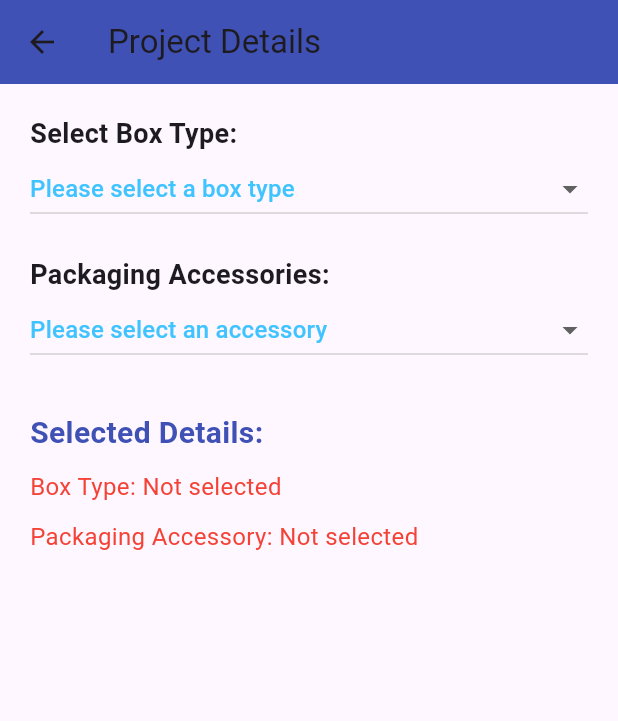
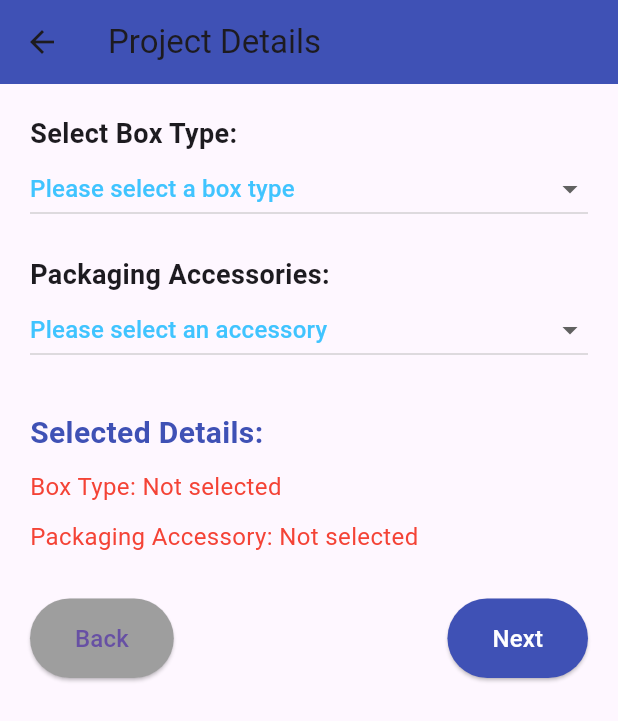
Before and after one commit to krishmehta21/costingapp, a Flutter app: the ProjectDetails screen opened by its route, on a phone screen of 412 x 824 dp. Shown: the top 721 px of the screen. Run offline on Flutter 3.47's test engine with Material 3 defaults, Android fonts, the phone set to English and light mode, and no system bars.

Commit message:
made navigation buttons

```diff
--- a/lib/pages/projectdetails.page.dart
+++ b/lib/pages/projectdetails.page.dart
@@ -35,6 +35,12 @@ class _ProjectDetailsState extends State<ProjectDetails> {
       appBar: AppBar(
         title: Text('Project Details'),
         backgroundColor: Colors.indigo,
+        leading: IconButton(
+          icon: Icon(Icons.arrow_back),
+          onPressed: () {
+            Navigator.pop(context); // Go back to the previous page
+          },
+        ),
       ),
       body: Padding(
         padding: const EdgeInsets.all(20.0),
@@ -135,6 +141,40 @@ class _ProjectDetailsState extends State<ProjectDetails> {
                         color: Colors.red,
                       ),
                     ),
+              const SizedBox(height: 30),
+
+              // Navigation Buttons
+              Row(
+                mainAxisAlignment: MainAxisAlignment.spaceBetween,
+                children: [
+                  ElevatedButton(
+                    onPressed: () {
+                      Navigator.pop(context); // Back to the previous page
+                    },
+                    style: ElevatedButton.styleFrom(
+                      backgroundColor: Colors.grey,
+                      padding: EdgeInsets.symmetric(horizontal: 30, vertical: 15),
+                    ),
+                    child: Text(
+                      'Back',
+                      style: TextStyle(fontSize: 16),
+                    ),
+                  ),
+                  ElevatedButton(
+                    onPressed: () {
+                      Navigator.pushNamed(context, '/boxdetails'); // Navigate to BoxDetails
+                    },
+                    style: ElevatedButton.styleFrom(
+                      backgroundColor: Colors.indigo,
+                      padding: EdgeInsets.symmetric(horizontal: 30, vertical: 15),
+                    ),
+                    child: Text(
+                      'Next',
+                      style: TextStyle(fontSize: 16, color: Colors.white),
+                    ),
+                  ),
+                ],
+              ),
             ],
           ),
         ),
```
Also changed, not shown: lib/pages/home.page.dart (+26 -2 lines).
